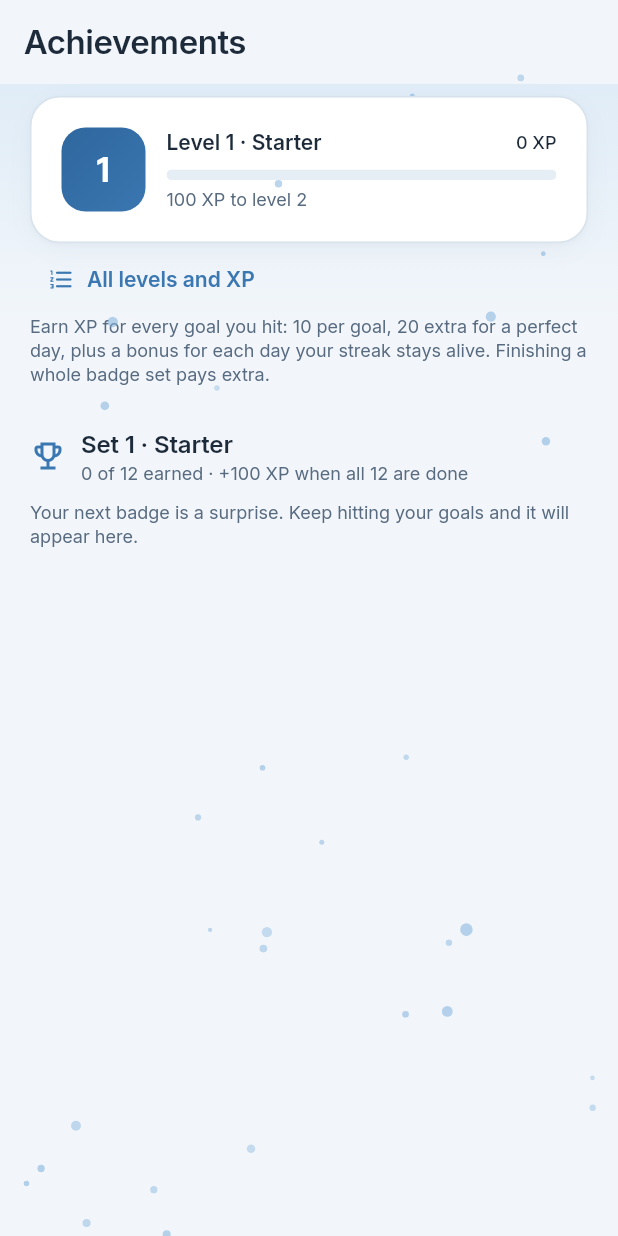
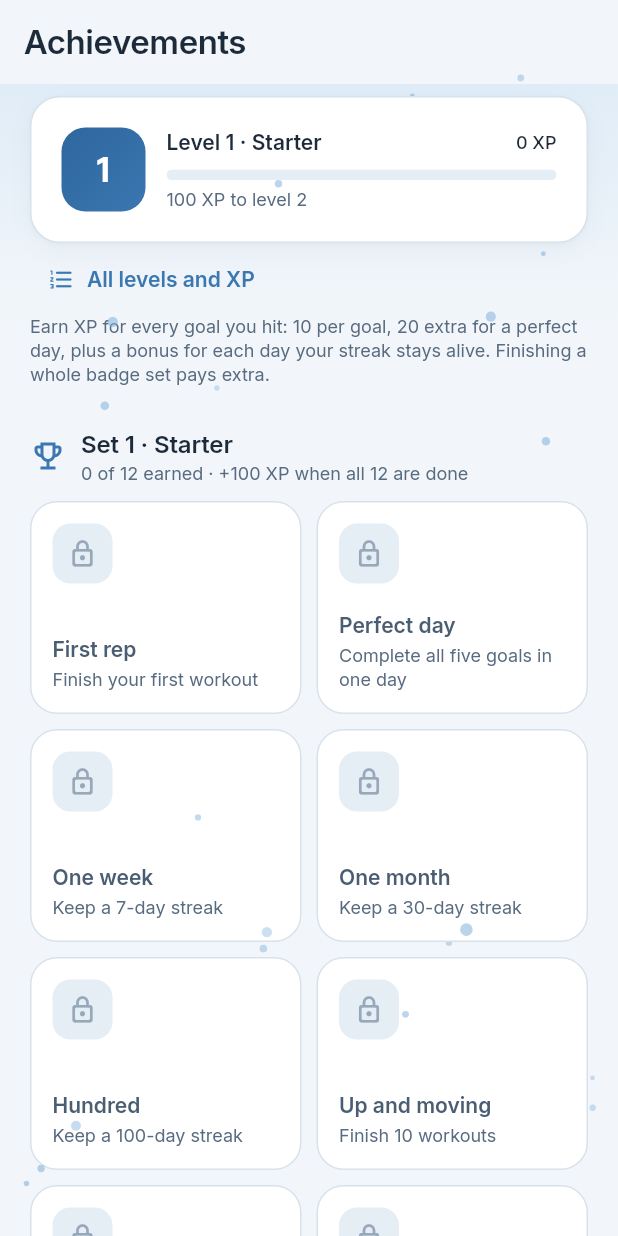
Before and after one commit to sharath-IXVII/fitness-app, a Flutter app: the AchievementsScreen screen opened by its route, on a phone screen of 412 x 824 dp. Run offline on Flutter 3.47's test engine with Material 3 defaults, Android fonts, the phone set to English and light mode, and no system bars; drawn by our look-alikes of flutter_animate; our stand-ins replace audioplayers, camera, clock, cloud_firestore, firebase_auth, firebase_core and 15 more; missing offline and left inert: alarm, flutter_activity_recognition, google_mlkit_pose_detection, pedometer_2, tflite_flutter; accounts and stored records are empty.

Commit message:
Revert "Achievements: show only badges already earned; later sets stay a surprise"
This reverts commit d1a761fbe9830d4b17d0b62a275e3d1c42b2457e.

```diff
--- a/lib/features/progress/achievements_screen.dart
+++ b/lib/features/progress/achievements_screen.dart
@@ -15,7 +15,7 @@ import 'widgets.dart';
 class AchievementsScreen extends ConsumerWidget {
   const AchievementsScreen({super.key});
 
-  void _levels(BuildContext context, Level now, int openSets) {
+  void _levels(BuildContext context, Level now) {
     final text = Theme.of(context).textTheme;
     final f = NumberFormat.decimalPattern();
     showModalBottomSheet<void>(
@@ -59,7 +59,7 @@ class AchievementsScreen extends ConsumerWidget {
             const SizedBox(height: 4),
             Text('Finish all 12 badges of a set for bonus XP and to open the next set.', style: text.bodySmall),
             const SizedBox(height: 8),
-            for (var i = 0; i < openSets && i < badgeSets; i++)
+            for (var i = 0; i < badgeSets; i++)
               ListTile(
                 dense: true,
                 contentPadding: EdgeInsets.zero,
@@ -94,7 +94,7 @@ class AchievementsScreen extends ConsumerWidget {
                   Align(
                     alignment: Alignment.centerLeft,
                     child: TextButton.icon(
-                      onPressed: () => _levels(context, level, done + 1),
+                      onPressed: () => _levels(context, level),
                       icon: const Icon(Icons.format_list_numbered_rounded, size: 18),
                       label: const Text('All levels and XP'),
                     ),
@@ -108,56 +108,47 @@ class AchievementsScreen extends ConsumerWidget {
                 ],
               ),
             ),
-            // Later sets and badges you haven't earned yet stay hidden, so
-            // each new one is a surprise when it appears.
-            for (var set = 1; set <= badgeSets && set <= done + 1; set++) ...[
+            for (var set = 1; set <= badgeSets; set++) ...[
               SliverPadding(
                 padding: const EdgeInsets.fromLTRB(20, 18, 20, 10),
                 sliver: SliverToBoxAdapter(
                   child: _SetHeader(
                     set: set,
                     earned: earned.keys.where((k) => k.set == set).length,
+                    open: set <= done + 1,
                     finished: set <= done,
                     bonus: f.format(badgeSetBonusXp[set - 1]),
                   ),
                 ),
               ),
-              Builder(
-                builder: (_) {
-                  // Most recent first.
-                  final mine = [
-                    for (final k in earned.keys)
-                      if (k.set == set) k,
-                  ]..sort((a, b) => earned[b]!.compareTo(earned[a]!));
-                  if (mine.isEmpty) {
-                    return SliverPadding(
-                      padding: const EdgeInsets.symmetric(horizontal: 20),
-                      sliver: SliverToBoxAdapter(
-                        child: Text(
-                          'Your next badge is a surprise. Keep hitting your goals and it will appear here.',
-                          style: text.bodySmall,
-                        ),
-                      ),
-                    );
-                  }
-                  return SliverPadding(
+              if (set <= done + 1)
+                SliverPadding(
                   padding: const EdgeInsets.symmetric(horizontal: 20),
                   sliver: SliverGrid.builder(
-                      itemCount: mine.length,
+                    itemCount: Achievement.values.length,
                     gridDelegate: const SliverGridDelegateWithFixedCrossAxisCount(
                       crossAxisCount: 2,
                       mainAxisSpacing: 10,
                       crossAxisSpacing: 10,
                       mainAxisExtent: 142,
                     ),
-                      itemBuilder: (_, i) =>
-                          AchievementTile(badge: mine[i], earnedOn: earned[mine[i]])
+                    itemBuilder: (_, i) {
+                      // Earned first (most recent first), then the rest in order.
+                      final order = [...Achievement.values]
+                        ..sort((a, b) {
+                          final ea = earned[(kind: a, set: set)], eb = earned[(kind: b, set: set)];
+                          if (ea != null && eb != null) return eb.compareTo(ea);
+                          if (ea != null) return -1;
+                          if (eb != null) return 1;
+                          return a.index.compareTo(b.index);
+                        });
+                      final key = (kind: order[i], set: set);
+                      return AchievementTile(badge: key, earnedOn: earned[key])
                           .animate(delay: (i * 25).ms)
                           .fadeIn(duration: 250.ms)
-                              .moveY(begin: 6, end: 0, curve: Curves.easeOutCubic),
+                          .moveY(begin: 6, end: 0, curve: Curves.easeOutCubic);
+                    },
                   ),
-                  );
-                },
                 ),
             ],
             const SliverToBoxAdapter(child: SizedBox(height: 32)),
@@ -172,12 +163,14 @@ class _SetHeader extends StatelessWidget {
   const _SetHeader({
     required this.set,
     required this.earned,
+    required this.open,
     required this.finished,
     required this.bonus,
   });
 
   final int set;
   final int earned;
+  final bool open;
   final bool finished;
   final String bonus;
 
@@ -186,7 +179,14 @@ class _SetHeader extends StatelessWidget {
     final text = Theme.of(context).textTheme;
     return Row(
       children: [
-        Icon(finished ? Icons.verified_rounded : Icons.emoji_events_outlined, color: AppColors.primary),
+        Icon(
+          finished
+              ? Icons.verified_rounded
+              : open
+              ? Icons.emoji_events_outlined
+              : Icons.lock_outline_rounded,
+          color: open ? AppColors.primary : AppColors.textMuted,
+        ),
         const SizedBox(width: 10),
         Expanded(
           child: Column(
@@ -194,7 +194,9 @@ class _SetHeader extends StatelessWidget {
             children: [
               Text('Set $set · ${badgeSetNames[set - 1]}', style: text.titleMedium),
               Text(
-                finished
+                !open
+                    ? 'Finish set ${set - 1} to unlock · +$bonus XP'
+                    : finished
                     ? 'Complete · +$bonus XP earned'
                     : '$earned of ${Achievement.values.length} earned · +$bonus XP when all 12 are done',
                 style: text.bodySmall,
```
Lines whose indentation alone changed are shown as unchanged.
